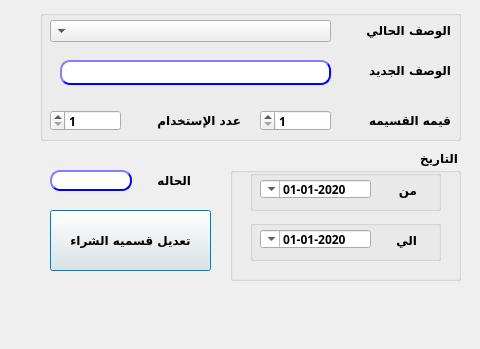
First picture: the form in presentation/promotion_voucher_ui/modifyPromVoucher.ui, repository shymaa123456/HyperPOS2020, before the edit; both pictures show x 620 to 1100 and y 0 to 349 of the 1100 by 717 pixel window.
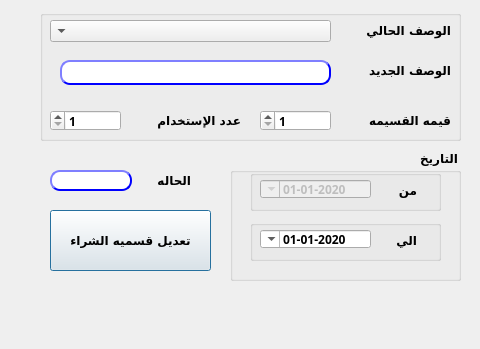
Second picture: the form after the edit.

What changed in the file:
```diff
--- a/presentation/promotion_voucher_ui/modifyPromVoucher.ui
+++ b/presentation/promotion_voucher_ui/modifyPromVoucher.ui
@@ -453,6 +453,9 @@
      <string/>
     </property>
     <widget class="QDateTimeEdit" name="Qdate_from">
+     <property name="enabled">
+      <bool>false</bool>
+     </property>
      <property name="geometry">
       <rect>
        <x>10</x>
```
